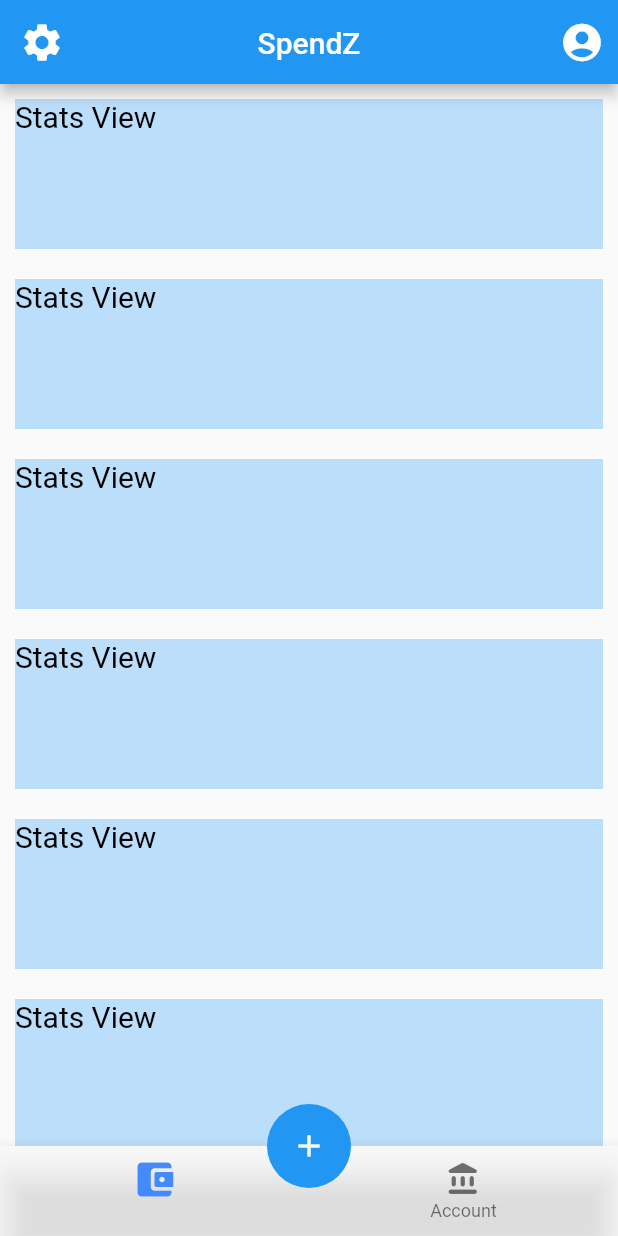
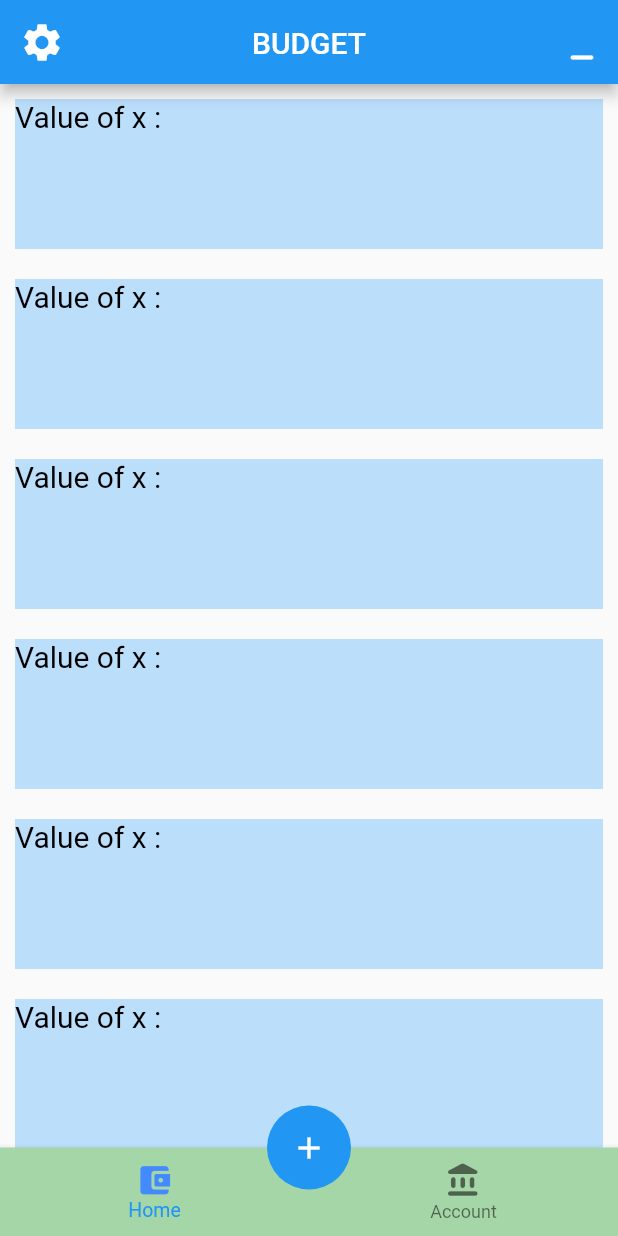
Before and after one commit to gautham2k3/SpendZ, a Flutter app: the screen it shows after launch, on a phone screen of 412 x 824 dp. Run offline on Flutter 3.47's test engine with Material 2 defaults, Android fonts, the phone set to English and light mode, and no system bars.

Commit message:
Added Screens

```diff
--- /dev/null
+++ b/lib/Screens/Home_Screen.dart
@@ -0,0 +1,67 @@
+import 'package:flutter/material.dart';
+import 'tabs_manager.dart';
+class HomeScreen extends StatefulWidget {
+  @override
+  _HomeScreenState createState() {
+    return _HomeScreenState();
+
+  }
+}
+
+
+class _HomeScreenState extends State<HomeScreen> {
+
+  @override
+  Widget build(BuildContext context) {
+    return Scaffold(
+      body: CustomScrollView(
+        slivers: [
+          SliverAppBar(
+            floating: true,
+            forceElevated: true,
+            leading: IconButton(
+                icon: Icon(Icons.settings),
+                iconSize:30 ,
+                onPressed: () {
+                  Navigator.of(context).pushReplacement(
+                      new MaterialPageRoute(builder: (context) => new tabs_manager())
+                  );
+                }
+            ),
+            flexibleSpace: FlexibleSpaceBar(
+              centerTitle: true,
+              title: Text("BUDGET"),
+            ),
+            actions: [
+              IconButton(
+                icon: Icon(Icons.minimize_rounded),
+                iconSize: 30,
+                onPressed:() {
+                  setState((){});
+                },
+              )
+            ],
+          ),
+          SliverList(
+            delegate: SliverChildBuilderDelegate(
+                  (BuildContext context,int index) {
+                return Container(
+                  margin: const EdgeInsets.all(10.0),
+                  height: 100,
+                  color: Colors.blue[100],
+                  child: Text(
+                    "Value of x : ",style: const TextStyle(
+                    fontSize: 20,
+                    color: Colors.black,
+                  ),
+                  ),
+                );
+              },
+              childCount: 10,
+            ),
+          ),
+        ],
+      ),
+    );
+  }
+}
--- a/lib/Screens/tabs_manager.dart
+++ b/lib/Screens/tabs_manager.dart
@@ -1,5 +1,6 @@
 import 'package:flutter/material.dart';
-
+import 'Home_Screen.dart';
+import 'Login_Page.dart';
 class tabs_manager extends StatefulWidget {
   const tabs_manager({super.key});
   @override
@@ -7,9 +8,55 @@ class tabs_manager extends StatefulWidget {
 }
 
 class _tabs_manager extends State<tabs_manager> {
+  int currentPageIndex = 0;
+  var _selectedIndex = 0;
+  List<Widget> _screens = [
+    HomeScreen(),
+    LoginScreen(),
+  ];
+
+  void _onTappedItem(int index) {
+    setState(() {
+      _selectedIndex = index;
+    });
+  }
+
   @override
-  Widget build (BuildContext context)
-  {
-    return Container(color:  Color(Colors.blueAccent as int));
+  Widget build(BuildContext context) {
+    return DefaultTabController(length: 2, child: Scaffold(
+      body: _screens[_selectedIndex],
+      floatingActionButton: FloatingActionButton(
+        onPressed: () {
+          setState(() {});
+        },
+        tooltip: "Create",
+        elevation: 0.0,
+        child: const Icon(Icons.add),
+      ),
+      floatingActionButtonLocation: FloatingActionButtonLocation.centerDocked,
+      bottomNavigationBar: BottomNavigationBar(
+        elevation: 4,
+        selectedIconTheme: const IconThemeData(
+            color: Colors.blueAccent, size: 30),
+        backgroundColor: Colors.green[200],
+        showSelectedLabels: true,
+        selectedFontSize: 13,
+        items: const <BottomNavigationBarItem>[
+          BottomNavigationBarItem(
+            icon: Icon(Icons.account_balance_wallet_rounded, size: 25),
+            label: "Home",
+            tooltip: "Home Screen",
+          ),
+          BottomNavigationBarItem(
+            icon: Icon(Icons.account_balance_rounded, size: 25),
+            label: "Account",
+            tooltip: "Account Section",
+          )
+        ],
+        currentIndex: _selectedIndex,
+        onTap: _onTappedItem,
+      ),
+
+    ));
   }
 }
--- a/lib/main.dart
+++ b/lib/main.dart
@@ -1,122 +1,19 @@
 import 'package:flutter/material.dart';
+import 'Screens/tabs_manager.dart';
 
 void main() {
   runApp(const MyApp());
 }
-int x=0;
+
 class MyApp extends StatelessWidget {
   const MyApp({super.key});
-  // This widget is the root of your application.
+
   @override
   Widget build(BuildContext context) {
     return MaterialApp(
+      title: 'Testing App',
+      home: tabs_manager(),
       debugShowCheckedModeBanner: false,
-      title: 'SpendZ',
-      theme: ThemeData(
-        primarySwatch: Colors.blue,
-      ),
-      home: const MyHomePage(title: 'SpendZ'),
     );
   }
 }
-int currentPageIndex=0;
-class MyHomePage extends StatefulWidget {
-  const MyHomePage({super.key, required this.title});
-
-  final String title;
-
-  @override
-  State<MyHomePage> createState() => _MyHomePageState();
-}
-
-class _MyHomePageState extends State<MyHomePage> {
-  int _selectedIndex = 0;
-  void _onTappedItem(int index) {
-    setState(() {
-      _selectedIndex = index;
-    });
-  }
-  @override
-  Widget build(BuildContext context) {
-    return Scaffold(
-      body: CustomScrollView(
-        slivers: [
-          SliverAppBar(
-            floating: true,
-            forceElevated: true,
-            leading: IconButton(
-                icon: const Icon(Icons.settings),
-                iconSize:30 ,
-                onPressed: () {}
-            ),
-            flexibleSpace: const FlexibleSpaceBar(
-              centerTitle: true,
-              title: Text("SpendZ"),
-            ),
-            actions: [
-              IconButton(
-                icon: const Icon(Icons.account_circle_rounded),
-                iconSize: 30,
-                onPressed:() {
-                  setState(()
-                  {
-                    if(x>0)
-                    {
-                      x--;
-                    }
-                  });
-                },
-              )
-            ],
-          ),
-          SliverList(
-            delegate: SliverChildBuilderDelegate(
-                  (BuildContext context,int index) {
-                return Container(
-                  margin: const EdgeInsets.all(10.0),
-                  height: 100,
-                  color: Colors.blue[100],
-                  child: const Text(
-                    "Stats View",style: TextStyle(
-                    fontSize: 20,
-                    color: Colors.black,
-                  ),
-                  ),
-                );
-              },
-              childCount: 6,
-            ),
-          ),
-        ],
-      ),
-      floatingActionButton: FloatingActionButton(
-        onPressed: () {
-          setState(() {
-            x++;
-          });
-        },
-        tooltip: "Create",
-        elevation: 0.0,
-        child: const Icon(Icons.add),
-      ),
-      floatingActionButtonLocation: FloatingActionButtonLocation.centerDocked,
-      bottomNavigationBar: BottomNavigationBar(
-        selectedIconTheme: const IconThemeData(color: Colors.blueAccent, size: 30),
-        backgroundColor: Colors.white54,
-        showSelectedLabels: false,
-        items:  const <BottomNavigationBarItem> [
-          BottomNavigationBarItem(icon: Icon(Icons.account_balance_wallet_rounded),
-            label: "Dashboard",
-            tooltip: "Dashboard",
-          ),
-          BottomNavigationBarItem(icon: Icon(Icons.account_balance_rounded),
-            label: "Account",
-            tooltip: "Account",
-          )
-        ],
-        currentIndex: _selectedIndex,
-        onTap: _onTappedItem,
-      ),
-    );
-  }
-}
```
Also changed, not shown: lib/Screens/Login_Page.dart (added, +186 -0 lines), lib/Screens/Second_Screen.dart (added, +31 -0 lines).
